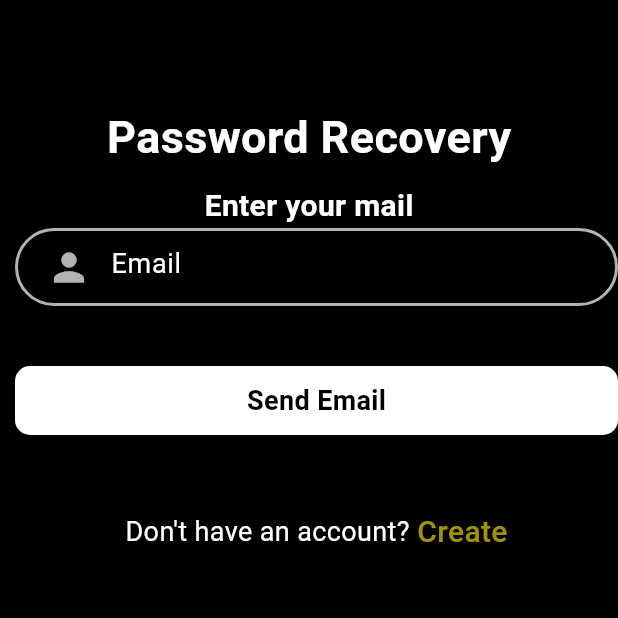
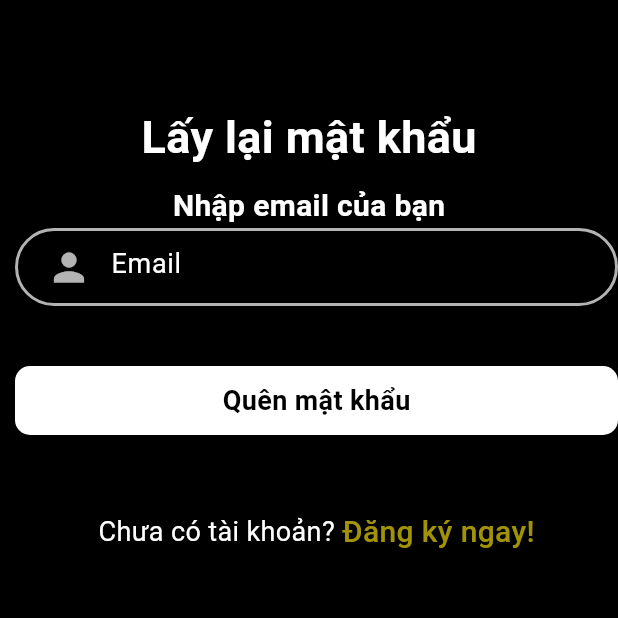
Before and after one commit to minhkhanh2002/tt_ltdd_2024, a Flutter app: the ForgotPassword screen opened directly, on a phone screen of 412 x 824 dp, the top half of it. Run offline on Flutter 3.47's test engine with Material 3 defaults, Android fonts, the phone set to English and light mode, and no system bars; our stand-ins replace cloud_firestore, curved_navigation_bar, firebase_auth, firebase_core; accounts and stored records are empty.

Commit message:
Forgot password function

```diff
--- a/my_flutter_app/lib/pages/forgotpassword.dart
+++ b/my_flutter_app/lib/pages/forgotpassword.dart
@@ -21,14 +21,14 @@ class _ForgotPasswordState extends State<ForgotPassword> {
       await FirebaseAuth.instance.sendPasswordResetEmail(email: email);
       ScaffoldMessenger.of(context).showSnackBar(SnackBar(
           content: Text(
-            "Password Reset Email has been sent !",
+            "Yêu cầu lấy lại mật khẩu đã được gửi!",
             style: TextStyle(fontSize: 18.0),
           )));
     } on FirebaseAuthException catch (e) {
       if (e.code == "user-not-found") {
         ScaffoldMessenger.of(context).showSnackBar(SnackBar(
             content: Text(
-              "No user found for that email.",
+              "Không tìm thấy email này, vui lòng kiểm tra lại",
               style: TextStyle(fontSize: 18.0),
             )));
       }
@@ -48,7 +48,7 @@ class _ForgotPasswordState extends State<ForgotPassword> {
             Container(
               alignment: Alignment.topCenter,
               child: Text(
-                "Password Recovery",
+                "Lấy lại mật khẩu",
                 style: TextStyle(
                     color: Colors.white,
                     fontSize: 30.0,
@@ -59,7 +59,7 @@ class _ForgotPasswordState extends State<ForgotPassword> {
               height: 10.0,
             ),
             Text(
-              "Enter your mail",
+              "Nhập email của bạn",
               style: TextStyle(
                   color: Colors.white,
                   fontSize: 20.0,
@@ -82,7 +82,7 @@ class _ForgotPasswordState extends State<ForgotPassword> {
                               controller: mailcontroller,
                               validator: (value) {
                                 if (value == null || value.isEmpty) {
-                                  return 'Please Enter Email';
+                                  return 'Vui lòng nhập email';
                                 }
                                 return null;
                               },
@@ -119,7 +119,7 @@ class _ForgotPasswordState extends State<ForgotPassword> {
                                   borderRadius: BorderRadius.circular(10)),
                               child: Center(
                                 child: Text(
-                                  "Send Email",
+                                  "Quên mật khẩu",
                                   style: TextStyle(
                                       color: Colors.black,
                                       fontSize: 18.0,
@@ -135,7 +135,7 @@ class _ForgotPasswordState extends State<ForgotPassword> {
                             mainAxisAlignment: MainAxisAlignment.center,
                             children: [
                               Text(
-                                "Don't have an account?",
+                                "Chưa có tài khoản?",
                                 style: TextStyle(fontSize: 18.0, color: Colors.white),
                               ),
                               SizedBox(
@@ -149,7 +149,7 @@ class _ForgotPasswordState extends State<ForgotPassword> {
                                           builder: (context) => SignUp()));
                                 },
                                 child: Text(
-                                  "Create",
+                                  "Đăng ký ngay!",
                                   style: TextStyle(
                                       color: Color.fromARGB(225, 184, 166, 6),
                                       fontSize: 20.0,
```
Also changed, not shown: my_flutter_app/lib/pages/login.dart (+10 -4 lines), my_flutter_app/lib/pages/wallet.dart (+20 -1 lines).
